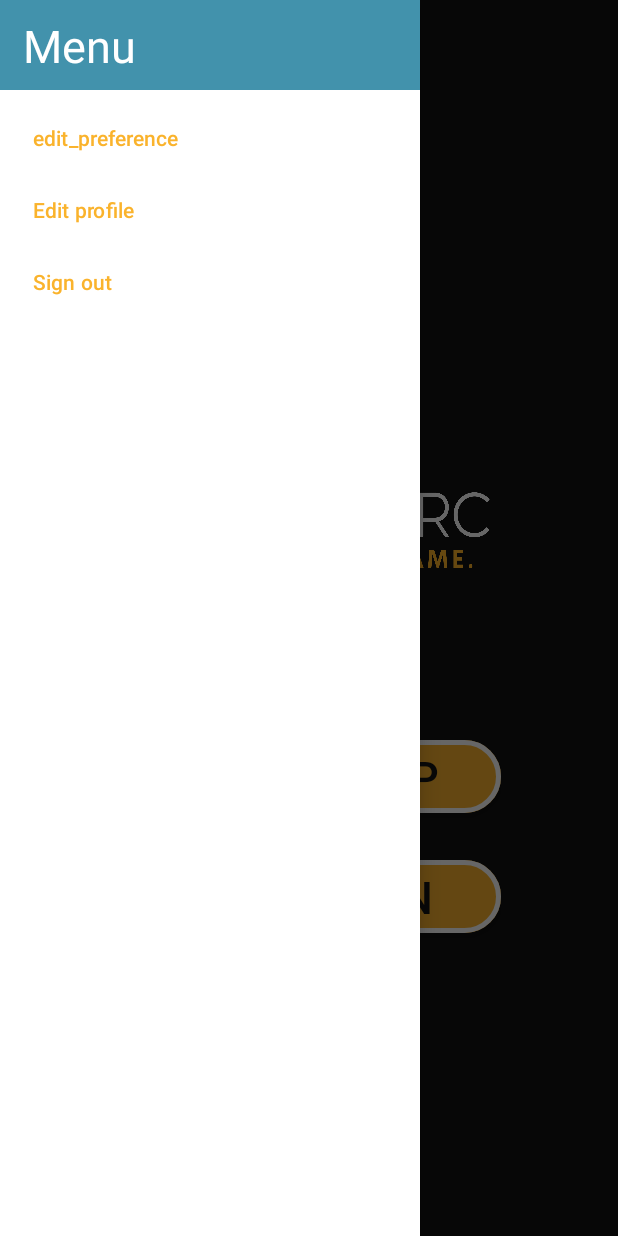
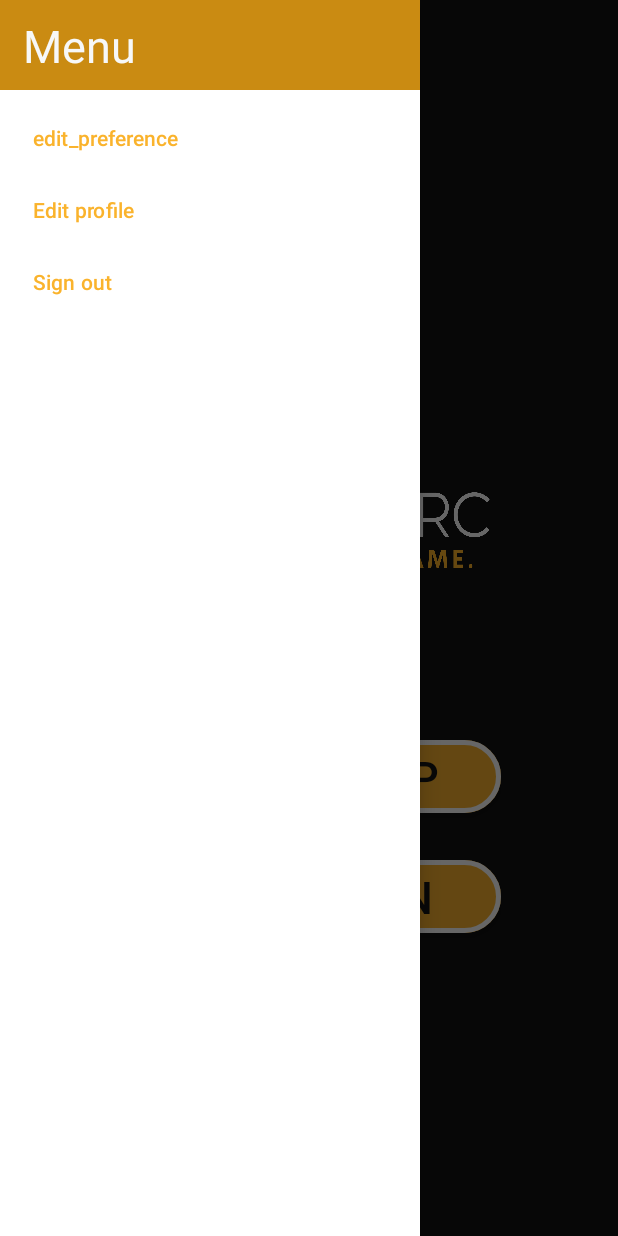
Before and after one commit to nati888/GamersArc, an Android app: the screen it shows after launch (MainActivity), with the side drawer open, on a phone screen of 412 x 824 dp. Run offline under Robolectric (Android 15) with nearby library versions, the phone set to English and light mode, and no system bars; our stand-ins replace Firebase (no records; nobody signed in at launch, a user with empty details on screens opened directly).

Commit message:
design.v3

```diff
--- a/GamersArc/app/src/main/res/drawable-v24/bottom_nav_color.xml
+++ b/GamersArc/app/src/main/res/drawable-v24/bottom_nav_color.xml
@@ -2,7 +2,7 @@
 <selector xmlns:android="http://schemas.android.com/apk/res/android">
 
     <item android:state_pressed="true"
-        android:color="@color/lightBlue2"/>
-    <item android:state_pressed="false" android:color="@color/DarkBlue"/>
+        android:color="@color/yellow"/>
+    <item android:state_pressed="false" android:color="@color/dark_yellow"/>
 
 </selector>
--- a/GamersArc/app/src/main/res/drawable-v24/ic_location_on_blue_24dp.xml
+++ b/GamersArc/app/src/main/res/drawable-v24/ic_location_on_blue_24dp.xml
@@ -1,4 +1,4 @@
-<vector android:height="24dp" android:tint="#056378"
+<vector android:height="24dp" android:tint="@color/yellow"
     android:viewportHeight="24.0" android:viewportWidth="24.0"
     android:width="24dp" xmlns:android="http://schemas.android.com/apk/res/android">
     <path android:fillColor="#FF000000" android:pathData="M12,2C8.13,2 5,5.13 5,9c0,5.25 7,13 7,13s7,-7.75 7,-13c0,-3.87 -3.13,-7 -7,-7zM12,11.5c-1.38,0 -2.5,-1.12 -2.5,-2.5s1.12,-2.5 2.5,-2.5 2.5,1.12 2.5,2.5 -1.12,2.5 -2.5,2.5z"/>
--- a/GamersArc/app/src/main/res/drawable-v24/ic_run_orange_24dp.xml
+++ b/GamersArc/app/src/main/res/drawable-v24/ic_run_orange_24dp.xml
@@ -1,5 +1,5 @@
 <vector android:autoMirrored="true" android:height="24dp"
-    android:tint="#F56A45" android:viewportHeight="24.0"
+    android:tint="@color/dark_yellow" android:viewportHeight="24.0"
     android:viewportWidth="24.0" android:width="24dp" xmlns:android="http://schemas.android.com/apk/res/android">
     <path android:fillColor="#FF000000" android:pathData="M13.49,5.48c1.1,0 2,-0.9 2,-2s-0.9,-2 -2,-2 -2,0.9 -2,2 0.9,2 2,2zM9.89,19.38l1,-4.4 2.1,2v6h2v-7.5l-2.1,-2 0.6,-3c1.3,1.5 3.3,2.5 5.5,2.5v-2c-1.9,0 -3.5,-1 -4.3,-2.4l-1,-1.6c-0.4,-0.6 -1,-1 -1.7,-1 -0.3,0 -0.5,0.1 -0.8,0.1l-5.2,2.2v4.7h2v-3.4l1.8,-0.7 -1.6,8.1 -4.9,-1 -0.4,2 7,1.4z"/>
 </vector>
--- a/GamersArc/app/src/main/res/layout/activity_main.xml
+++ b/GamersArc/app/src/main/res/layout/activity_main.xml
@@ -18,7 +18,7 @@
         <RelativeLayout
             android:layout_width="match_parent"
             android:layout_height="50dp"
-            android:background="@color/dark_yellow"
+            android:background="@color/yellow"
             android:id="@+id/toolbarLayout"
             />
 
--- a/GamersArc/app/src/main/res/layout/events_fragment.xml
+++ b/GamersArc/app/src/main/res/layout/events_fragment.xml
@@ -10,8 +10,8 @@
         android:layout_height="wrap_content"
         app:tabGravity="fill"
         app:tabMode="fixed"
-        app:tabTextColor="@color/lightBlue2"
-        app:tabIndicatorColor="@color/lightBlue2"
+        app:tabTextColor="@color/yellow"
+        app:tabIndicatorColor="@color/dark_yellow"
         android:id="@+id/eventsTabLayout"/>
     <androidx.viewpager2.widget.ViewPager2
         android:layout_width="match_parent"
--- a/GamersArc/app/src/main/res/layout/header_layout_nav.xml
+++ b/GamersArc/app/src/main/res/layout/header_layout_nav.xml
@@ -4,13 +4,13 @@
     android:layout_width="match_parent"
     android:layout_height="60dp"
     android:orientation="vertical"
-    android:background="@color/lightBlue2">
+    android:background="@color/dark_yellow">
 
     <TextView
         android:layout_width="wrap_content"
         android:layout_height="wrap_content"
         android:textSize="30sp"
-        android:textColor="#fff"
+        android:textColor="@color/white"
         android:layout_marginStart="15dp"
         android:layout_marginTop="10dp"
         android:text="@string/menu"/>
--- a/GamersArc/app/src/main/res/layout/navigtion_bar.xml
+++ b/GamersArc/app/src/main/res/layout/navigtion_bar.xml
@@ -9,7 +9,7 @@
         android:layout_width="match_parent"
         android:layout_height="4dp"
         android:layout_above="@+id/bottomNavigation"
-        android:background="@color/DarkBlue"
+        android:background="@color/dark_yellow"
         />
 
     <com.google.android.material.bottomnavigation.BottomNavigationView
@@ -19,6 +19,6 @@
         app:itemIconTint="@drawable/bottom_nav_color"
         app:labelVisibilityMode="unlabeled"
         android:layout_alignParentBottom="true"
-        android:background="#ffff"
+        android:background="@color/darkGray"
         app:menu="@menu/navigtion_bar"/>
 </RelativeLayout>
--- a/GamersArc/app/src/main/res/layout/profile_fragment.xml
+++ b/GamersArc/app/src/main/res/layout/profile_fragment.xml
@@ -20,7 +20,7 @@
         android:layout_centerHorizontal="true"
         android:textSize="30sp"
         android:layout_marginTop="30dp"
-        android:textColor="@color/DarkBlue"
+        android:textColor="@color/dark_yellow"
         android:id="@+id/myProfileLabel"/>
 
 
@@ -40,7 +40,8 @@
         android:weightSum="1"
         android:layout_marginTop="20dp"
         android:id="@+id/linearLayoutNameAndAge"
-        android:layout_below="@+id/profile_image">
+        android:layout_below="@+id/profile_image"
+        android:orientation="horizontal">
 
         <TextView
             android:layout_width="match_parent"
--- a/GamersArc/app/src/main/res/layout/sign_in.xml
+++ b/GamersArc/app/src/main/res/layout/sign_in.xml
@@ -80,7 +80,7 @@
                 app:boxCornerRadiusBottomStart="22dp"
                 app:boxCornerRadiusTopEnd="22dp"
                 app:boxCornerRadiusTopStart="22dp"
-                app:boxStrokeColor="#fab32c"
+                app:boxStrokeColor="@color/yellow"
                 app:boxStrokeErrorColor="#ffffff"
                 app:boxStrokeWidth="1.2dp"
                 app:boxStrokeWidthFocused="1.9dp"
--- a/GamersArc/app/src/main/res/layout/toolbar_fragment.xml
+++ b/GamersArc/app/src/main/res/layout/toolbar_fragment.xml
@@ -4,7 +4,7 @@
     xmlns:android="http://schemas.android.com/apk/res/android"
     android:layout_width="match_parent"
     android:layout_height="50dp"
-    android:background="#fab32c"
+    android:background="@color/dark_yellow"
     android:id="@+id/toolbarLayout">
 
 
@@ -12,7 +12,7 @@
         android:id="@+id/toolbar"
         android:layout_width="match_parent"
         android:layout_height="?attr/actionBarSize"
-        android:background="#fab32c"
+        android:background="@color/dark_yellow"
         android:theme="@style/ThemeOverlay.AppCompat.Dark" />
 
 
--- a/GamersArc/app/src/main/res/values/colors.xml
+++ b/GamersArc/app/src/main/res/values/colors.xml
@@ -6,9 +6,11 @@
     <color name="teal_200">#FF03DAC5</color>
     <color name="teal_700">#FF018786</color>
     <color name="black">#111111</color>
-<!--
-    <color name="white">#FFFFFFFF</color>
--->
+    <color name="text_color_tertiary">#FFFFFFFF</color>
+
+    <!--
+        <color name="white">#FFFFFFFF</color>
+    -->
 
 
     <color name="colorPrimary">#4292ac</color>
@@ -26,7 +28,6 @@
     <color name="lightBlue2">#4292ac</color>
     <color name="DarkBlue">#056378</color>
     <color name="orange">#f56a45</color>
-    <color name="gray">#788585</color>
 
 
     <color name="white">#F7F8F8</color>
@@ -38,6 +39,8 @@
     //GamersArc Colors
 
     <color name="yellow">#fab32c</color>
-    <color name="dark_yellow">#B87F12</color>
+    <color name="dark_yellow">#CA8B12</color>
+    <color name="gray">#788585</color>
+
 
 </resources>
--- a/GamersArc/app/src/main/res/values/strings.xml
+++ b/GamersArc/app/src/main/res/values/strings.xml
@@ -71,7 +71,7 @@
     <string name="sign_up_with_email">Sign up with email</string>
     <string name="sign_in">Sign in</string>
     <string name="see_members">See members</string>
-    <string name="welcome">Welcome to runtime!</string>
+    <string name="welcome">Welcome to GamersArc!</string>
     <string name="find_someone">Find someone</string>
     <string name="to_run_with">to run with</string>
     <string name="create_profile">Create profile</string>
--- a/GamersArc/app/src/main/res/values/styles.xml
+++ b/GamersArc/app/src/main/res/values/styles.xml
@@ -8,12 +8,14 @@
         <item name="colorAccent">#FFFFFF</item>
         <item name="windowActionBar">false</item>
         <item name="windowNoTitle">true</item>
+        <item name="android:textColorTertiary">@color/text_color_tertiary</item>
+
 
 
     </style>
 
     <style name="DrawerTextStyle" >
-        <item name="android:textColor">#111111</item>
+        <item name="android:textColor">#FFFFFF</item>
         <item name="android:textSize">17sp</item>
 
     </style>
--- a/GamersArc/app/src/main/res/values/themes.xml
+++ b/GamersArc/app/src/main/res/values/themes.xml
@@ -2,12 +2,12 @@
     <!-- Base application theme. -->
     <style name="Theme.GamersArc" parent="Theme.MaterialComponents.DayNight.NoActionBar">
         <!-- Primary brand color. -->
-        <item name="colorPrimary">@color/purple_500</item>
-        <item name="colorPrimaryVariant">@color/purple_700</item>
+        <item name="colorPrimary">@color/yellow</item>
+        <item name="colorPrimaryVariant">@color/dark_yellow</item>
         <item name="colorOnPrimary">@color/white</item>
         <!-- Secondary brand color. -->
-        <item name="colorSecondary">@color/teal_200</item>
-        <item name="colorSecondaryVariant">@color/teal_700</item>
+        <item name="colorSecondary">@color/yellow</item>
+        <item name="colorSecondaryVariant">@color/dark_yellow</item>
         <item name="colorOnSecondary">@color/black</item>
         <!-- Status bar color. -->
         <item name="android:statusBarColor" tools:targetApi="l">?attr/colorPrimaryVariant</item>
```
Also changed, not shown: GamersArc/app/src/main/res/drawable-v24/toggle_btn_backgroung.xml (+4 -4 lines), GamersArc/app/src/main/res/layout/card_messages_with_new_message.xml (+7 -5 lines), GamersArc/app/src/main/res/layout/find_events_cell.xml (+14 -14 lines), GamersArc/app/src/main/res/layout/home_fragment.xml (+8 -7 lines), GamersArc/app/src/main/res/layout/managed_cell.xml (+5 -4 lines), 1 other file.
